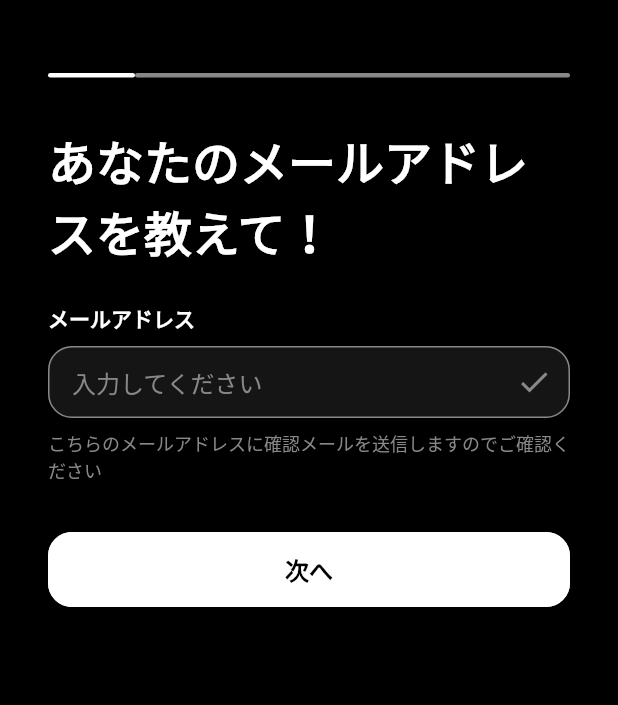
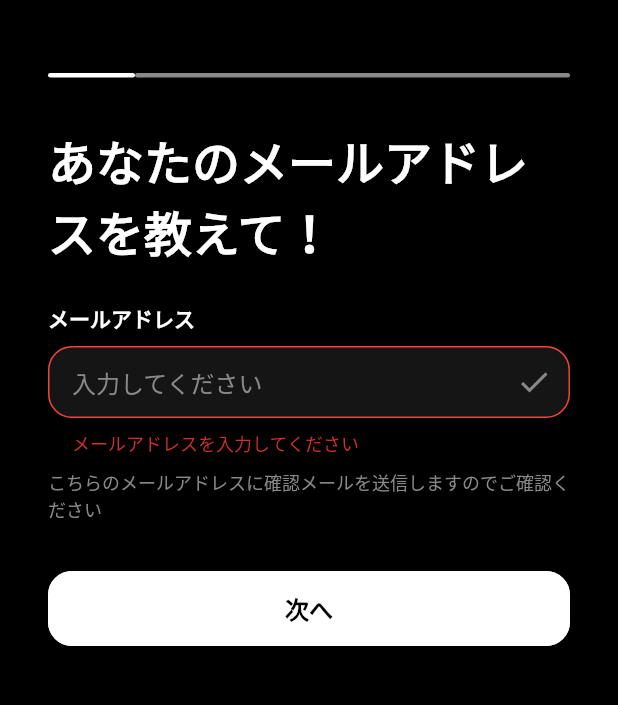
Before and after one commit to Haru-Kobayashi073/my_fave_app, a Flutter app: the RegisterMailPage screen opened by its route, after a tap on "次へ", on a phone screen of 412 x 824 dp, the part 59-764 px from its top. Run offline on Flutter 3.47's test engine with Material 3 defaults, Android fonts, the phone set to English and light mode, and no system bars; our stand-ins replace email_validator, firebase_core, flutter_hooks, flutter_svg, go_router, hooks_riverpod and 1 more; accounts and stored records are empty; generated files the repository leaves out were written again.

Commit message:
update: メール登録ページにValidationを追加

```diff
--- a/lib/pages/register_mail/register_mail_page.dart
+++ b/lib/pages/register_mail/register_mail_page.dart
@@ -1,6 +1,6 @@
 import 'package:flutter/material.dart';
 import 'package:flutter_hooks/flutter_hooks.dart';
-import 'package:flutter_svg/flutter_svg.dart';
+import 'package:go_router/go_router.dart';
 import 'package:my_fave_app/utils/utils.dart';
 import 'package:my_fave_app/widgets/widget.dart';
 
@@ -11,17 +11,16 @@ class RegisterMailPage extends HookWidget {
   Widget build(BuildContext context) {
     final emailController = useTextEditingController();
     final isValidMail = useState<bool?>(false);
+    final formKey = useFormStateKey();
+    final validateMode = useState<AutovalidateMode>(AutovalidateMode.disabled);
 
     return Scaffold(
-      appBar: AppBar(
-        backgroundColor: AppColor.black00,
-        title: SvgPicture.asset(
-          Assets.icons.myFaveLogo,
-          width: 100,
-        ),
-      ),
-      body: Padding(
+      appBar: const CommonAppBar(),
+      body: SingleChildScrollView(
+        child: Padding(
           padding: const EdgeInsets.symmetric(horizontal: 32, vertical: 24),
+          child: Form(
+            key: formKey,
             child: Column(
               children: [
                 const StatusBar(phaseIndex: 1),
@@ -39,9 +38,11 @@ class RegisterMailPage extends HookWidget {
                   labelText: 'メールアドレス',
                   controller: emailController,
                   keyboardType: TextInputType.emailAddress,
-              onChanged: (enterdMail) {
-                isValidMail.value = Validator.email(enterdMail);
+                  validator: Validator.email,
+                  onChanged: (value) {
+                    isValidMail.value = Validator.email(value) == null;
                   },
+                  autovalidateMode: validateMode.value,
                   icon: Icon(
                     Icons.check,
                     color: isValidMail.value != null && isValidMail.value!
@@ -58,12 +59,23 @@ class RegisterMailPage extends HookWidget {
                 ),
                 const SizedBox(height: 24),
                 CommonButton(
-              onPressed: () {},
+                  onPressed: () {
+                    if (formKey.currentState!.validate()) {
+                      context.go(
+                        RegisterPasswordPageRoute(email: emailController.text)
+                            .location,
+                      );
+                    } else {
+                      validateMode.value = AutovalidateMode.onUserInteraction;
+                    }
+                  },
                   text: '次へ',
                 ),
               ],
             ),
           ),
+        ),
+      ),
     );
   }
 }
```
Lines whose indentation alone changed are shown as unchanged.
